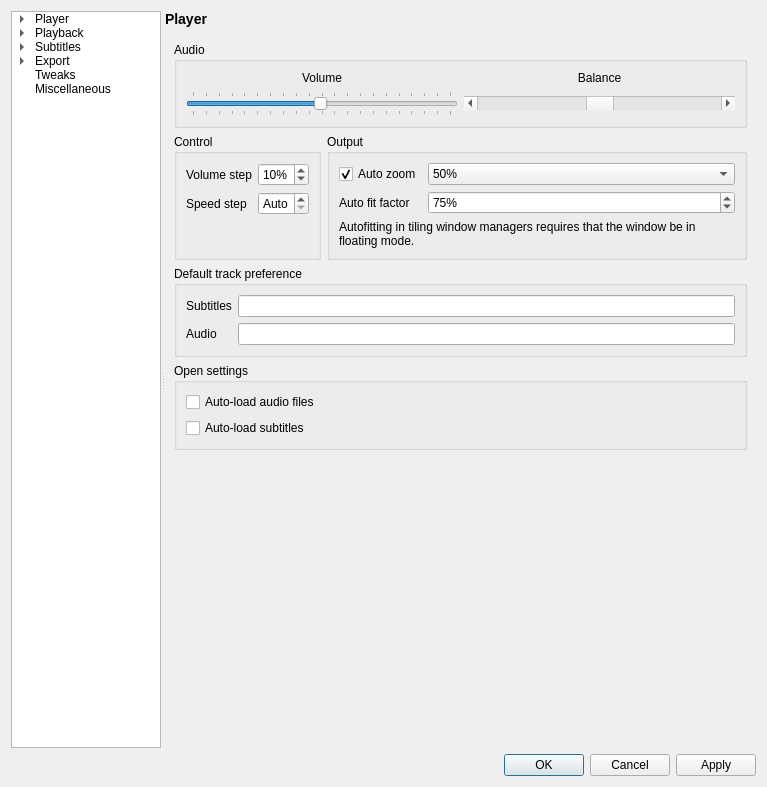
Before: the Qt Designer form settingswindow.ui in mpc-qt/mpc-qt, drawn with Qt 5.
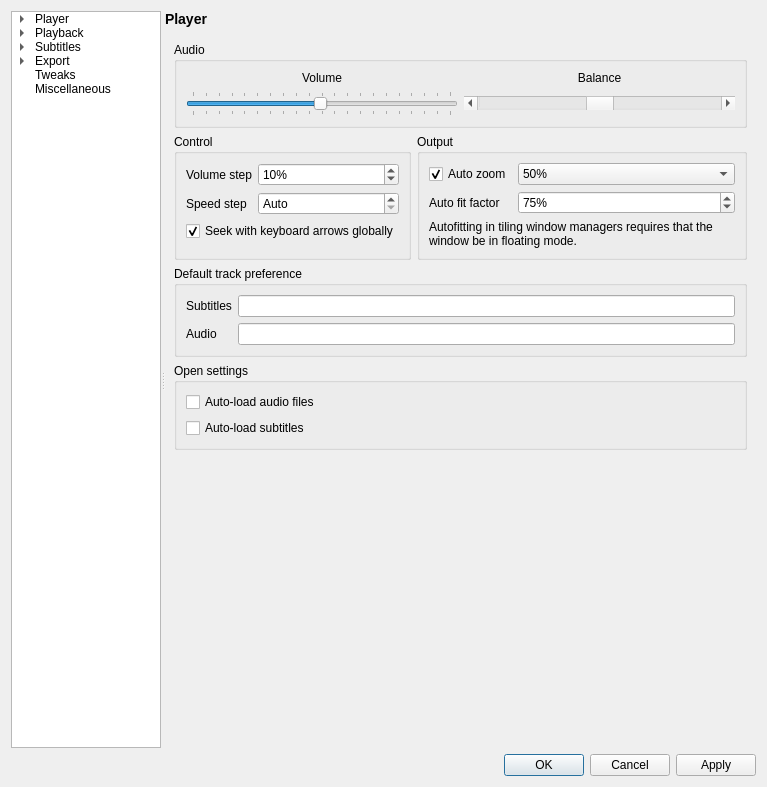
After: the same form once the commit is applied.

Commit message:
mainwindow,settings: seek with keyboard globally if set
Don't let the keyboard navigate through widgets (use tab for that) if
the checkbox in the settings is set.  Because this is the default
behavior in mpc-hc, this is the new default.

Fixes #13.

```diff
--- a/settingswindow.ui
+++ b/settingswindow.ui
@@ -538,6 +538,16 @@
                 </property>
                </widget>
               </item>
+              <item row="2" column="0" colspan="2">
+               <widget class="QCheckBox" name="playbackSeekGlobally">
+                <property name="text">
+                 <string>Seek with keyboard arrows globally</string>
+                </property>
+                <property name="checked">
+                 <bool>true</bool>
+                </property>
+               </widget>
+              </item>
              </layout>
             </widget>
            </item>
```
The commit also changes 8 other files.
